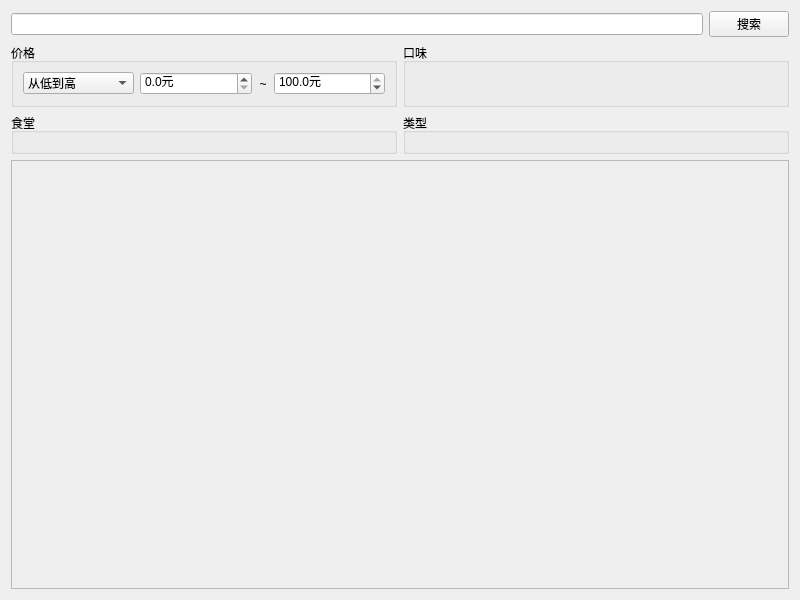
The window that browsetab.ui (PKUCodeProjPractice/PKUDish) describes before a commit, drawn with Qt 5.
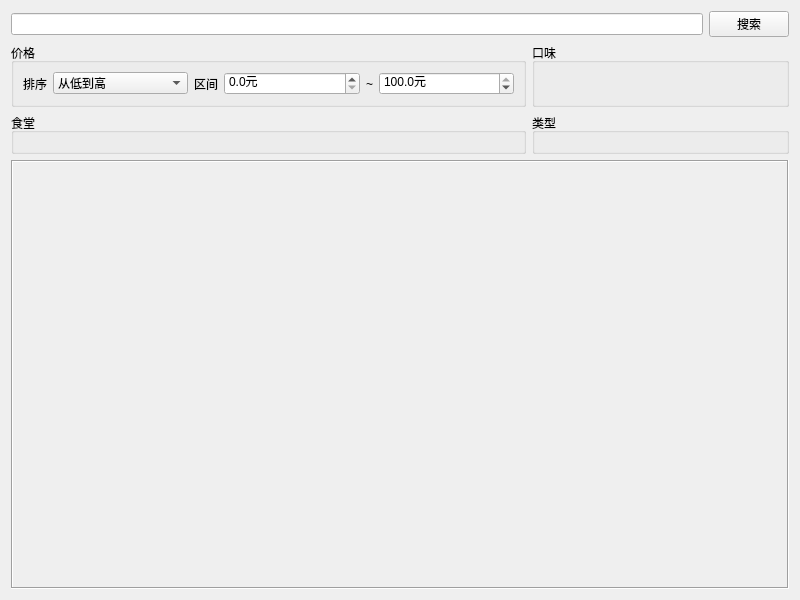
The same window after the commit.

What changed in the file:
```diff
--- a/browsetab.ui
+++ b/browsetab.ui
@@ -46,12 +46,46 @@
      </item>
      <item row="0" column="0">
       <widget class="QGroupBox" name="groupBox_price">
+       <property name="sizePolicy">
+        <sizepolicy hsizetype="Preferred" vsizetype="Preferred">
+         <horstretch>2</horstretch>
+         <verstretch>0</verstretch>
+        </sizepolicy>
+       </property>
+       <property name="minimumSize">
+        <size>
+         <width>0</width>
+         <height>0</height>
+        </size>
+       </property>
        <property name="title">
         <string>价格</string>
        </property>
        <layout class="QHBoxLayout" name="layout_price">
+        <item>
+         <widget class="QLabel" name="label_3">
+          <property name="sizePolicy">
+           <sizepolicy hsizetype="Preferred" vsizetype="Preferred">
+            <horstretch>0</horstretch>
+            <verstretch>0</verstretch>
+           </sizepolicy>
+          </property>
+          <property name="text">
+           <string>排序</string>
+          </property>
+          <property name="alignment">
+           <set>Qt::AlignRight|Qt::AlignTrailing|Qt::AlignVCenter</set>
+          </property>
+         </widget>
+        </item>
         <item>
          <widget class="QComboBox" name="comboBox_order">
+          <property name="sizePolicy">
+           <sizepolicy hsizetype="Preferred" vsizetype="Fixed">
+            <horstretch>2</horstretch>
+            <verstretch>0</verstretch>
+           </sizepolicy>
+          </property>
           <item>
            <property name="text">
             <string>从低到高</string>
@@ -64,8 +98,30 @@
           </item>
          </widget>
         </item>
+        <item>
+         <widget class="QLabel" name="label_2">
+          <property name="sizePolicy">
+           <sizepolicy hsizetype="Preferred" vsizetype="Preferred">
+            <horstretch>0</horstretch>
+            <verstretch>0</verstretch>
+           </sizepolicy>
+          </property>
+          <property name="text">
+           <string>区间</string>
+          </property>
+          <property name="alignment">
+           <set>Qt::AlignRight|Qt::AlignTrailing|Qt::AlignVCenter</set>
+          </property>
+         </widget>
+        </item>
         <item>
          <widget class="QDoubleSpinBox" name="doubleSpinBox_lwr">
+          <property name="sizePolicy">
+           <sizepolicy hsizetype="Minimum" vsizetype="Fixed">
+            <horstretch>2</horstretch>
+            <verstretch>0</verstretch>
+           </sizepolicy>
+          </property>
           <property name="suffix">
            <string>元</string>
           </property>
@@ -95,6 +151,12 @@
         </item>
         <item>
          <widget class="QDoubleSpinBox" name="doubleSpinBox_upr">
+          <property name="sizePolicy">
+           <sizepolicy hsizetype="Minimum" vsizetype="Fixed">
+            <horstretch>2</horstretch>
+            <verstretch>0</verstretch>
+           </sizepolicy>
+          </property>
           <property name="suffix">
            <string>元</string>
           </property>
@@ -114,6 +176,12 @@
      </item>
      <item row="0" column="1">
       <widget class="QGroupBox" name="groupBox_taste">
+       <property name="sizePolicy">
+        <sizepolicy hsizetype="Preferred" vsizetype="Preferred">
+         <horstretch>1</horstretch>
+         <verstretch>0</verstretch>
+        </sizepolicy>
+       </property>
        <property name="title">
         <string>口味</string>
        </property>
@@ -132,6 +200,9 @@
    </item>
    <item>
     <widget class="QScrollArea" name="scrollArea">
+     <property name="frameShape">
+      <enum>QFrame::Box</enum>
+     </property>
      <property name="widgetResizable">
       <bool>true</bool>
      </property>
@@ -140,8 +211,8 @@
        <rect>
         <x>0</x>
         <y>0</y>
-        <width>776</width>
-        <height>395</height>
+        <width>774</width>
+        <height>393</height>
        </rect>
       </property>
       <layout class="QGridLayout" name="gridLayout_scroll"/>
```
